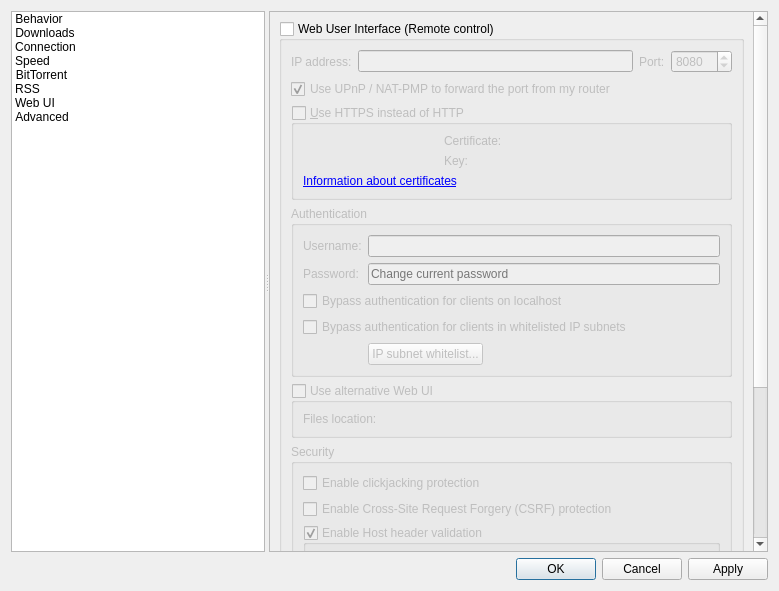
Before: the Qt Designer form src/gui/optionsdialog.ui in SysAdminDoc/qBittorrent-Vanced, drawn with Qt 5.
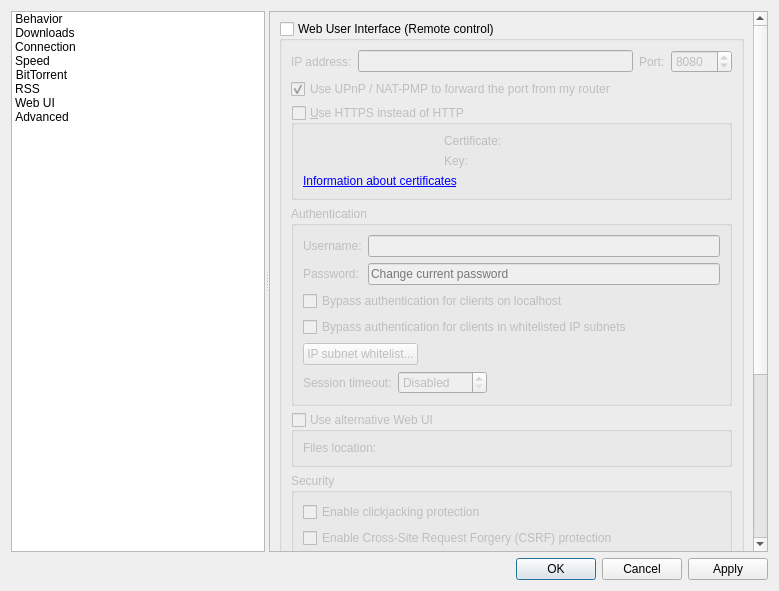
After: the same form once the commit is applied. The open tabs and pages were chosen to show the change. Custom widgets are drawn as their Qt base class.

Commit message:
Add WebAPI session timeout settings
Raise default timeout to 1 hour.

The edit to the form file:
```diff
--- a/src/gui/optionsdialog.ui
+++ b/src/gui/optionsdialog.ui
@@ -2922,21 +2922,27 @@
                  <property name="title">
                   <string>Authentication</string>
                  </property>
-                 <layout class="QGridLayout" name="gridLayout_10">
-                  <item row="5" column="1">
-                   <widget class="QPushButton" name="IPSubnetWhitelistButton">
-                    <property name="sizePolicy">
-                     <sizepolicy hsizetype="Fixed" vsizetype="Fixed">
-                      <horstretch>0</horstretch>
-                      <verstretch>0</verstretch>
-                     </sizepolicy>
-                    </property>
+                 <layout class="QVBoxLayout" name="verticalLayout_35">
+                  <item>
+                   <layout class="QGridLayout" name="gridLayout_8">
+                    <item row="0" column="0">
+                     <widget class="QLabel" name="lblWebUiUsername">
+                      <property name="text">
+                       <string>Username:</string>
+                      </property>
+                     </widget>
+                    </item>
+                    <item row="0" column="1">
+                     <widget class="QLineEdit" name="textWebUiUsername"/>
+                    </item>
+                    <item row="1" column="0">
+                     <widget class="QLabel" name="lblWebUiPassword">
                     <property name="text">
-                     <string>IP subnet whitelist...</string>
+                       <string>Password:</string>
                     </property>
                    </widget>
                   </item>
-                  <item row="2" column="1">
+                    <item row="1" column="1">
                    <widget class="QLineEdit" name="textWebUiPassword">
                     <property name="echoMode">
                      <enum>QLineEdit::Password</enum>
@@ -2946,36 +2952,71 @@
                     </property>
                    </widget>
                   </item>
-                  <item row="3" column="0" colspan="2">
+                   </layout>
+                  </item>
+                  <item>
                    <widget class="QCheckBox" name="checkBypassLocalAuth">
                     <property name="text">
                      <string>Bypass authentication for clients on localhost</string>
                     </property>
                    </widget>
                   </item>
-                  <item row="4" column="0" colspan="2">
+                  <item>
                    <widget class="QCheckBox" name="checkBypassAuthSubnetWhitelist">
                     <property name="text">
                      <string>Bypass authentication for clients in whitelisted IP subnets</string>
                     </property>
                    </widget>
                   </item>
-                  <item row="0" column="0" rowspan="2">
-                   <widget class="QLabel" name="lblWebUiUsername">
+                  <item>
+                   <widget class="QPushButton" name="IPSubnetWhitelistButton">
+                    <property name="sizePolicy">
+                     <sizepolicy hsizetype="Fixed" vsizetype="Fixed">
+                      <horstretch>0</horstretch>
+                      <verstretch>0</verstretch>
+                     </sizepolicy>
+                    </property>
                     <property name="text">
-                     <string>Username:</string>
+                     <string>IP subnet whitelist...</string>
                     </property>
                    </widget>
                   </item>
-                  <item row="2" column="0">
-                   <widget class="QLabel" name="lblWebUiPassword">
+                  <item>
+                   <layout class="QHBoxLayout" name="horizontalLayout_13">
+                    <item>
+                     <widget class="QLabel" name="lblSessionTimeout">
                     <property name="text">
-                     <string>Password:</string>
+                       <string>Session timeout:</string>
                     </property>
                    </widget>
                   </item>
-                  <item row="0" column="1" rowspan="2">
-                   <widget class="QLineEdit" name="textWebUiUsername"/>
+                    <item>
+                     <widget class="QSpinBox" name="spinSessionTimeout">
+                      <property name="specialValueText">
+                       <string>Disabled</string>
+                      </property>
+                      <property name="suffix">
+                       <string> sec</string>
+                      </property>
+                      <property name="maximum">
+                       <number>2147483647</number>
+                      </property>
+                     </widget>
+                    </item>
+                    <item>
+                     <spacer name="horizontalSpacer_11">
+                      <property name="orientation">
+                       <enum>Qt::Horizontal</enum>
+                      </property>
+                      <property name="sizeHint" stdset="0">
+                       <size>
+                        <width>40</width>
+                        <height>20</height>
+                       </size>
+                      </property>
+                     </spacer>
+                    </item>
+                   </layout>
                   </item>
                  </layout>
                 </widget>
```
Lines whose indentation alone changed are shown as unchanged. The commit also changes 7 other files.
